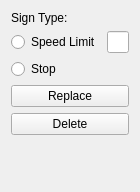
The window that signoptions.ui (UmutSahinSE/Ata-Caddesi-Simulator) describes before a commit, drawn with Qt 5.
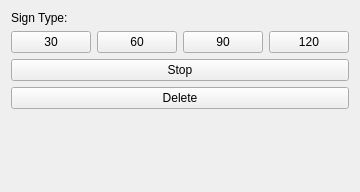
The same window after the commit.

```diff
--- a/signoptions.ui
+++ b/signoptions.ui
@@ -15,44 +15,54 @@
   </property>
   <layout class="QVBoxLayout" name="verticalLayout_2">
    <item>
-    <layout class="QVBoxLayout" name="verticalLayout">
-     <item>
+    <layout class="QGridLayout" name="gridLayout">
+     <item row="1" column="0">
+      <widget class="QPushButton" name="pushButton">
+       <property name="text">
+        <string>30</string>
+       </property>
+      </widget>
+     </item>
+     <item row="1" column="1">
+      <widget class="QPushButton" name="pushButton_3">
+       <property name="text">
+        <string>60</string>
+       </property>
+      </widget>
+     </item>
+     <item row="3" column="0">
+      <layout class="QHBoxLayout" name="horizontalLayout"/>
+     </item>
+     <item row="1" column="2">
+      <widget class="QPushButton" name="pushButton_4">
+       <property name="text">
+        <string>90</string>
+       </property>
+      </widget>
+     </item>
+     <item row="1" column="3">
+      <widget class="QPushButton" name="pushButton_5">
+       <property name="text">
+        <string>120</string>
+       </property>
+      </widget>
+     </item>
+     <item row="2" column="0" colspan="4">
+      <widget class="QPushButton" name="pushButton_2">
+       <property name="text">
+        <string>Stop</string>
+       </property>
+      </widget>
+     </item>
+     <item row="0" column="0" colspan="4">
       <widget class="QLabel" name="TypeLabel">
        <property name="text">
         <string>Sign Type:</string>
        </property>
       </widget>
      </item>
-     <item>
-      <layout class="QHBoxLayout" name="horizontalLayout">
-       <item>
-        <widget class="QRadioButton" name="SpeedLimitRadio">
-         <property name="text">
-          <string>Speed Limit</string>
-         </property>
-        </widget>
-       </item>
-       <item>
-        <widget class="QLineEdit" name="lineEdit"/>
-       </item>
-      </layout>
-     </item>
-     <item>
-      <widget class="QRadioButton" name="StopRadio">
-       <property name="text">
-        <string>Stop</string>
-       </property>
-      </widget>
-     </item>
     </layout>
    </item>
-   <item>
-    <widget class="QPushButton" name="ReplaceButton">
-     <property name="text">
-      <string>Replace</string>
-     </property>
-    </widget>
-   </item>
    <item>
     <widget class="QPushButton" name="DeleteButton">
      <property name="text">
```
